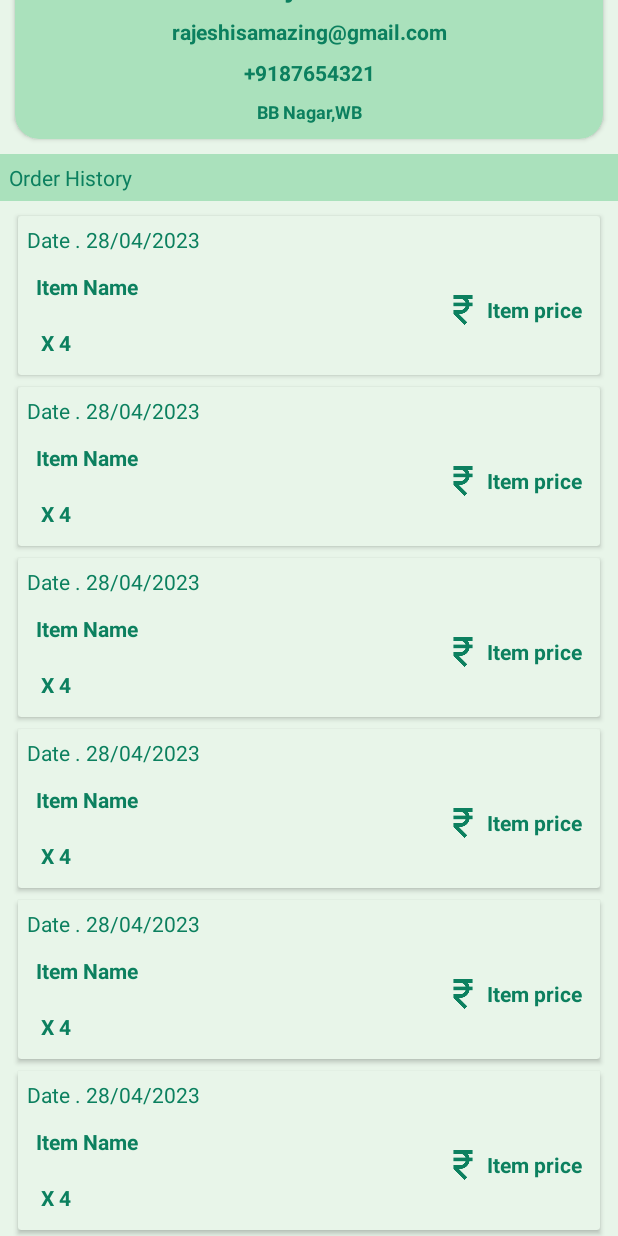
After one commit to PearlOrganisationApplications/AENaturals, an Android app: the CustomerProfileActivity screen opened directly, with no data from a screen before it, on a phone screen of 412 x 824 dp. The commit adds this screen. Run offline under Robolectric (Android 15) with nearby library versions, the phone set to English and light mode, and no system bars; Roboto replaces fonts that are not available here.

```diff
--- a/app/src/main/java/com/aenatural/aenaturals/customers/CustomerDashboard.kt
+++ b/app/src/main/java/com/aenatural/aenaturals/customers/CustomerDashboard.kt
@@ -1,8 +1,10 @@
 package com.aenatural.aenaturals.customers
 
 import android.annotation.SuppressLint
+import android.content.Intent
 import android.graphics.Color
 import android.os.Bundle
+import android.widget.LinearLayout
 import android.widget.TextView
 import androidx.appcompat.app.AppCompatActivity
 import androidx.recyclerview.widget.LinearLayoutManager
@@ -23,6 +25,8 @@ import kotlin.collections.ArrayList
 class CustomerDashboard : BaseClass() {
 lateinit var customerTrendingRecyclerView:RecyclerView
 lateinit var customerallItemsRecycler:RecyclerView
+lateinit var profileIcon: LinearLayout
+
     lateinit var itemList: java.util.ArrayList<RetailerDataModel>
     override fun onCreate(savedInstanceState: Bundle?) {
         super.onCreate(savedInstanceState)
@@ -41,10 +45,13 @@ lateinit var customerallItemsRecycler:RecyclerView
     override fun initializeViews() {
         customerTrendingRecyclerView = findViewById(R.id.customerTrendingRecyclerView)
         customerallItemsRecycler = findViewById(R.id.customerallItemsRecycler)
+        profileIcon = findViewById(R.id.customerProfileIcon)
     }
 
     override fun initializeClickListners() {
-
+    profileIcon.setOnClickListener {
+    startActivity(Intent(this,CustomerProfileActivity::class.java))
+}
     }
 
     override fun initializeInputs() {
--- /dev/null
+++ b/app/src/main/java/com/aenatural/aenaturals/customers/CustomerProfileActivity.kt
@@ -0,0 +1,52 @@
+package com.aenatural.aenaturals.customers
+
+import androidx.appcompat.app.AppCompatActivity
+import android.os.Bundle
+import androidx.recyclerview.widget.LinearLayoutManager
+import androidx.recyclerview.widget.RecyclerView
+import com.aenatural.aenaturals.R
+import com.aenatural.aenaturals.baseframework.BaseClass
+import com.aenatural.aenaturals.common.Models.RetailerDataModel
+import com.aenatural.aenaturals.customers.adapters.CustomerProfileAdapter
+
+class CustomerProfileActivity : BaseClass() {
+    lateinit var itemList: java.util.ArrayList<RetailerDataModel>
+    lateinit var customerOrderHistoryRecycler:RecyclerView
+    override fun onCreate(savedInstanceState: Bundle?) {
+        super.onCreate(savedInstanceState)
+        setLayoutXml()
+        initializeViews()
+        initializeClickListners()
+        initializeInputs()
+        initializeLabels()
+    }
+
+    override fun setLayoutXml() {
+        setContentView(R.layout.activity_customer_profile)
+        getMidGreentheme()
+    }
+
+    override fun initializeViews() {
+        customerOrderHistoryRecycler = findViewById(R.id.customerOrderHistoryRecycler)
+    }
+
+    override fun initializeClickListners() {
+
+    }
+
+    override fun initializeInputs() {
+
+    }
+
+    private fun initDataModels(){
+        itemList= java.util.ArrayList()
+        for(i in 0..5)
+            itemList.add(RetailerDataModel("Rajesh K","rajeshisamazing@gmail.com","RR Nagar Banglore","+9182384898"))
+    }
+    override fun initializeLabels() {
+        initDataModels()
+        customerOrderHistoryRecycler.adapter = CustomerProfileAdapter(itemList)
+        customerOrderHistoryRecycler.layoutManager = LinearLayoutManager(this)
+
+    }
+}
--- /dev/null
+++ b/app/src/main/java/com/aenatural/aenaturals/customers/adapters/CustomerProfileAdapter.kt
@@ -0,0 +1,27 @@
+package com.aenatural.aenaturals.customers.adapters
+
+import android.view.LayoutInflater
+import android.view.View
+import android.view.ViewGroup
+import androidx.recyclerview.widget.RecyclerView
+import com.aenatural.aenaturals.R
+import com.aenatural.aenaturals.common.Models.RetailerDataModel
+
+class CustomerProfileAdapter(var data:List<RetailerDataModel>) :RecyclerView.Adapter<CustomerHistoryVH>(){
+    override fun onCreateViewHolder(parent: ViewGroup, viewType: Int): CustomerHistoryVH {
+        return CustomerHistoryVH(LayoutInflater.from(parent.context).inflate(R.layout.order_history_design,parent,false))
+    }
+
+    override fun onBindViewHolder(holder: CustomerHistoryVH, position: Int) {
+
+    }
+
+    override fun getItemCount(): Int {
+        return data.size
+    }
+
+}
+
+class CustomerHistoryVH(itemView: View):RecyclerView.ViewHolder(itemView) {
+
+}
--- a/app/src/main/res/layout/activity_customer_dashboard.xml
+++ b/app/src/main/res/layout/activity_customer_dashboard.xml
@@ -1,13 +1,23 @@
 <?xml version="1.0" encoding="utf-8"?>
-<LinearLayout
+<ScrollView
     xmlns:android="http://schemas.android.com/apk/res/android"
     xmlns:app="http://schemas.android.com/apk/res-auto"
     xmlns:tools="http://schemas.android.com/tools"
     android:layout_width="match_parent"
     android:layout_height="match_parent"
+    android:fillViewport="true"
+    tools:context="com.aenatural.aenaturals.customers.CustomerDashboard"
+    >
+    <RelativeLayout
+        android:layout_width="match_parent"
+        android:layout_height="match_parent"
+        >
+<LinearLayout
+    android:layout_width="match_parent"
+    android:layout_height="match_parent"
     android:orientation="vertical"
     android:background="@color/lightgreen"
-    tools:context="com.aenatural.aenaturals.customers.CustomerDashboard">
+    >
 
     <include
         layout="@layout/customer_topbarlayout"
@@ -19,3 +29,5 @@
     layout="@layout/customerall_items_section"
     />
 </LinearLayout>
+    </RelativeLayout>
+</ScrollView>
--- /dev/null
+++ b/app/src/main/res/layout/activity_customer_profile.xml
@@ -0,0 +1,174 @@
+<?xml version="1.0" encoding="utf-8"?>
+<ScrollView android:layout_width="match_parent"
+    android:layout_height="match_parent"
+    android:fillViewport="true"
+    xmlns:android="http://schemas.android.com/apk/res/android"
+    xmlns:app="http://schemas.android.com/apk/res-auto"
+    xmlns:tools="http://schemas.android.com/tools"
+    >
+<RelativeLayout
+    android:layout_width="match_parent"
+    android:layout_height="match_parent"
+    >
+    <androidx.constraintlayout.widget.ConstraintLayout
+        android:layout_width="match_parent"
+        android:layout_height="match_parent"
+        android:background="@color/lightgreen"
+        tools:context=".distributors.DistributorProfileActivity"
+        >
+
+        <TextView
+            android:id="@+id/dist_backTV"
+            android:layout_width="match_parent"
+            android:layout_height="wrap_content"
+            android:background="@color/midgreen"
+            android:drawableStart="@drawable/ic_baseline_arrow_back_ios_24"
+            android:gravity="center"
+            android:padding="@dimen/sd10"
+            android:text="Your Profile"
+            android:textColor="@color/darkgreen"
+            android:textSize="@dimen/sd16"
+            android:textStyle="bold"
+            app:layout_constraintEnd_toEndOf="parent"
+            app:layout_constraintStart_toStartOf="parent"
+            app:layout_constraintTop_toTopOf="parent" />
+
+        <LinearLayout
+            android:id="@+id/linearLayout11"
+            android:layout_width="match_parent"
+            android:layout_height="wrap_content"
+            android:gravity="center"
+            android:orientation="vertical"
+            app:layout_constraintEnd_toEndOf="parent"
+            app:layout_constraintHorizontal_bias="0.5"
+            app:layout_constraintStart_toStartOf="parent"
+            app:layout_constraintTop_toBottomOf="@+id/dist_backTV">
+
+            <androidx.cardview.widget.CardView
+                android:layout_width="match_parent"
+                android:layout_height="wrap_content"
+                android:layout_margin="@dimen/sd10"
+                android:layout_weight="1"
+                android:backgroundTint="@color/midgreen"
+                app:cardCornerRadius="@dimen/sd16">
+
+                <LinearLayout
+                    android:layout_width="match_parent"
+                    android:layout_height="match_parent"
+                    android:gravity="center"
+                    android:orientation="vertical"
+                    android:padding="@dimen/sd6">
+
+                    <ImageView
+                        android:layout_width="80dp"
+                        android:layout_height="80dp"
+                        android:src="@drawable/ic_account_placeholder" />
+
+                    <TextView
+                        android:layout_width="match_parent"
+                        android:layout_height="wrap_content"
+                        android:layout_marginVertical="@dimen/sd4"
+                        android:gravity="center"
+                        android:text="Rajesh G"
+                        android:textColor="@color/darkgreen"
+                        android:textSize="18sp"
+                        android:textStyle="bold" />
+
+                    <TextView
+                        android:layout_width="match_parent"
+                        android:layout_height="wrap_content"
+                        android:layout_marginVertical="@dimen/sd4"
+                        android:gravity="center"
+                        android:text="rajeshisamazing@gmail.com"
+                        android:textColor="@color/darkgreen"
+                        android:textSize="@dimen/sd14"
+                        android:textStyle="bold" />
+
+                    <TextView
+                        android:layout_width="match_parent"
+                        android:layout_height="wrap_content"
+                        android:layout_marginVertical="@dimen/sd4"
+                        android:gravity="center"
+                        android:text="+9187654321"
+                        android:textColor="@color/darkgreen"
+                        android:textSize="@dimen/sd14"
+                        android:textStyle="bold" />
+
+                    <TextView
+                        android:layout_width="match_parent"
+                        android:layout_height="wrap_content"
+                        android:layout_marginVertical="@dimen/sd4"
+                        android:gravity="center"
+                        android:text="BB Nagar,WB"
+                        android:textColor="@color/darkgreen"
+                        android:textSize="@dimen/sd12"
+                        android:textStyle="bold" />
+                </LinearLayout>
+            </androidx.cardview.widget.CardView>
+
+            <TextView
+                android:layout_width="match_parent"
+                android:layout_height="wrap_content"
+                android:background="@color/midgreen"
+                android:padding="@dimen/sd6"
+                android:text="Order History"
+                android:textColor="@color/darkgreen" />
+
+
+        </LinearLayout>
+
+        <androidx.recyclerview.widget.RecyclerView
+            android:id="@+id/customerOrderHistoryRecycler"
+            android:layout_width="match_parent"
+            android:layout_height="wrap_content"
+            android:layout_marginHorizontal="@dimen/sd4"
+            android:layout_marginVertical="@dimen/sd6"
+            app:layout_constraintBottom_toTopOf="@+id/dist_linearLayout10"
+            app:layout_constraintTop_toBottomOf="@+id/linearLayout11"
+            tools:layout_editor_absoluteX="4dp" />
+
+        <LinearLayout
+            android:id="@+id/dist_linearLayout10"
+            android:layout_width="match_parent"
+            android:layout_height="wrap_content"
+            android:orientation="vertical"
+            app:layout_constraintBottom_toBottomOf="parent"
+            app:layout_constraintEnd_toEndOf="parent"
+            app:layout_constraintHorizontal_bias="0.5"
+            app:layout_constraintStart_toStartOf="parent">
+            <LinearLayout
+                android:layout_width="match_parent"
+                android:layout_height="wrap_content"
+                android:gravity="center"
+                android:orientation="horizontal"
+                >
+                <LinearLayout
+                    android:layout_width="match_parent"
+                    android:layout_height="3dp"
+                    android:background="@color/midgreen"
+                    android:layout_weight="1"
+                    />
+                <TextView
+                    android:layout_width="wrap_content"
+                    android:layout_height="wrap_content"
+                    android:text=" more "
+                    android:layout_marginHorizontal="@dimen/sd4"
+                    android:gravity="center"
+                    android:textSize="@dimen/sd12"
+                    android:textColor="@color/darkgreen"
+                    android:textStyle="bold"
+                    />
+                <LinearLayout
+                    android:layout_width="match_parent"
+                    android:layout_height="3dp"
+
+                    android:background="@color/midgreen"
+                    android:layout_weight="1"
+                    />
+
+            </LinearLayout>
+        </LinearLayout>
+
+    </androidx.constraintlayout.widget.ConstraintLayout>
+</RelativeLayout>
+</ScrollView>
--- a/app/src/main/res/layout/activity_distributor_dashboard.xml
+++ b/app/src/main/res/layout/activity_distributor_dashboard.xml
@@ -6,6 +6,10 @@
     android:fillViewport="true"
     android:orientation="vertical"
     tools:context=".distributors.DistributorDashboard">
+    <RelativeLayout
+        android:layout_width="match_parent"
+        android:layout_height="match_parent"
+        >
 <LinearLayout
     android:layout_width="match_parent"
     android:layout_height="match_parent"
@@ -30,4 +34,5 @@
     <include layout="@layout/distributorsectionthree"
         android:id="@+id/itemRequest"/>
 </LinearLayout>
+    </RelativeLayout>
 </ScrollView>
--- a/app/src/main/res/layout/activity_salesman_dashboard.xml
+++ b/app/src/main/res/layout/activity_salesman_dashboard.xml
@@ -1,7 +1,17 @@
 <?xml version="1.0" encoding="utf-8"?>
-<androidx.constraintlayout.widget.ConstraintLayout xmlns:android="http://schemas.android.com/apk/res/android"
+<ScrollView
+    xmlns:android="http://schemas.android.com/apk/res/android"
     xmlns:app="http://schemas.android.com/apk/res-auto"
     xmlns:tools="http://schemas.android.com/tools"
+    android:layout_width="match_parent"
+    android:fillViewport="true"
+    android:layout_height="match_parent"
+    >
+    <RelativeLayout
+        android:layout_width="match_parent"
+        android:layout_height="match_parent"
+        >
+<androidx.constraintlayout.widget.ConstraintLayout
     android:layout_width="match_parent"
     android:layout_height="match_parent"
     android:background="@color/lightgreen"
@@ -42,3 +52,5 @@
         app:layout_constraintStart_toStartOf="parent"
         app:menu="@menu/salesmanmenu" />
 </androidx.constraintlayout.widget.ConstraintLayout>
+    </RelativeLayout>
+</ScrollView>
--- a/app/src/main/res/layout/customer_topbarlayout.xml
+++ b/app/src/main/res/layout/customer_topbarlayout.xml
@@ -20,12 +20,12 @@
             android:src="@drawable/ic_cart"
             android:layout_marginRight="@dimen/sd14"
             app:layout_constraintBottom_toBottomOf="parent"
-            app:layout_constraintEnd_toStartOf="@+id/linearLayout8"
+            app:layout_constraintEnd_toStartOf="@+id/customerProfileIcon"
             app:layout_constraintTop_toTopOf="parent"
             app:layout_constraintVertical_bias="0.5" />
 
         <LinearLayout
-            android:id="@+id/linearLayout8"
+            android:id="@+id/customerProfileIcon"
             android:layout_width="wrap_content"
             android:layout_height="wrap_content"
             android:gravity="center"
--- /dev/null
+++ b/app/src/main/res/layout/order_history_design.xml
@@ -0,0 +1,89 @@
+<?xml version="1.0" encoding="utf-8"?>
+<androidx.cardview.widget.CardView xmlns:android="http://schemas.android.com/apk/res/android"
+    android:layout_width="match_parent"
+    android:layout_marginHorizontal="@dimen/sd8"
+    android:layout_marginVertical="@dimen/sd4"
+    android:backgroundTint="@color/lightgreen"
+
+    android:layout_height="wrap_content">
+<LinearLayout
+    android:layout_width="match_parent"
+    android:layout_height="wrap_content"
+    android:padding="@dimen/sd6"
+    android:orientation="vertical"
+    >
+<LinearLayout
+    android:layout_width="match_parent"
+    android:layout_height="wrap_content"
+    android:orientation="horizontal"
+    >
+    <TextView
+        android:layout_width="wrap_content"
+        android:layout_height="wrap_content"
+        android:text="Date . "
+        android:textColor="@color/darkgreen"
+        />
+    <TextView
+        android:layout_width="wrap_content"
+        android:layout_height="wrap_content"
+        android:text="28/04/2023"
+        android:textColor="@color/darkgreen"
+        />
+</LinearLayout>
+    <LinearLayout
+        android:layout_width="match_parent"
+        android:layout_height="wrap_content"
+        android:orientation="horizontal"
+        >
+        <LinearLayout
+            android:layout_width="match_parent"
+            android:layout_height="wrap_content"
+            android:layout_weight="1"
+            android:orientation="vertical"
+            >
+    <TextView
+        android:layout_width="match_parent"
+        android:layout_height="wrap_content"
+        android:text="Item Name"
+        android:layout_marginVertical="@dimen/sd6"
+        android:textColor="@color/darkgreen"
+        android:textStyle="bold"
+        android:textSize="@dimen/sd14"
+        android:padding="6dp"
+        />
+            <TextView
+                android:layout_width="match_parent"
+                android:layout_height="wrap_content"
+                android:text=" X 4"
+
+                android:textColor="@color/darkgreen"
+                android:textStyle="bold"
+                android:textSize="@dimen/sd14"
+                android:padding="6dp"
+                />
+        </LinearLayout>
+        <LinearLayout
+            android:layout_width="wrap_content"
+            android:layout_height="match_parent"
+            android:gravity="center"
+            >
+        <ImageView
+            android:layout_width="20dp"
+            android:layout_height="20dp"
+            android:src="@drawable/ic_rupee"
+            />
+        <TextView
+            android:layout_width="wrap_content"
+            android:layout_height="wrap_content"
+            android:text="Item price"
+
+            android:layout_marginVertical="@dimen/sd6"
+            android:textColor="@color/darkgreen"
+            android:textStyle="bold"
+            android:textSize="@dimen/sd14"
+            android:padding="6dp"
+            />
+        </LinearLayout>
+    </LinearLayout>
+</LinearLayout>
+</androidx.cardview.widget.CardView>
```
Also changed, not shown: app/src/main/AndroidManifest.xml (+9 -3 lines), app/src/main/res/drawable-v24/ic_rupee.png (added).
